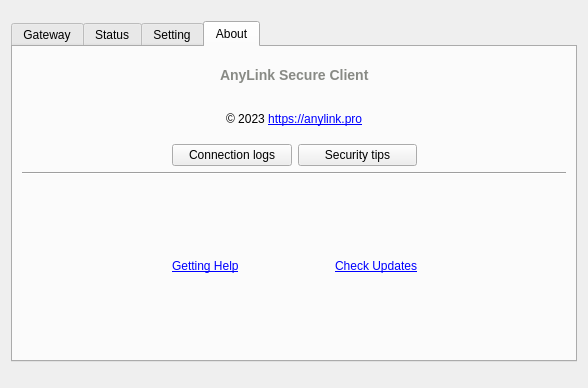
Above: src/anylink.ui from lishiren-admin/anylink-client before the change. Below: the same form after it.
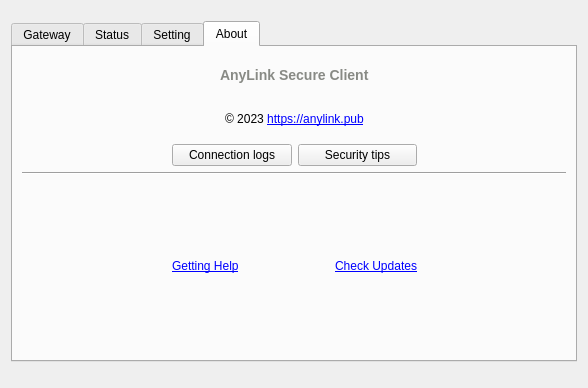
That is the form after the change. The open tabs and pages were chosen to show the change. Icons and pictures are not drawn. Custom widgets are drawn as their Qt base class.

```diff
--- a/src/anylink.ui
+++ b/src/anylink.ui
@@ -688,7 +688,7 @@
            <item>
             <widget class="QLabel" name="label_16">
              <property name="text">
-              <string notr="true">&amp;copy; 2023 &lt;a href=&quot;https://anylink.pro&quot;&gt;&lt;span style=&quot; text-decoration: underline; color:#0000ff;&quot;&gt;https://anylink.pro&lt;/span&gt;&lt;/a&gt;</string>
+              <string notr="true">&amp;copy; 2023 &lt;a href=&quot;https://anylink.pub&quot;&gt;&lt;span style=&quot; text-decoration: underline; color:#0000ff;&quot;&gt;https://anylink.pub&lt;/span&gt;&lt;/a&gt;</string>
              </property>
              <property name="openExternalLinks">
               <bool>true</bool>
```
Left out of the diff: 4 changed lines with no effect on the pictures.
